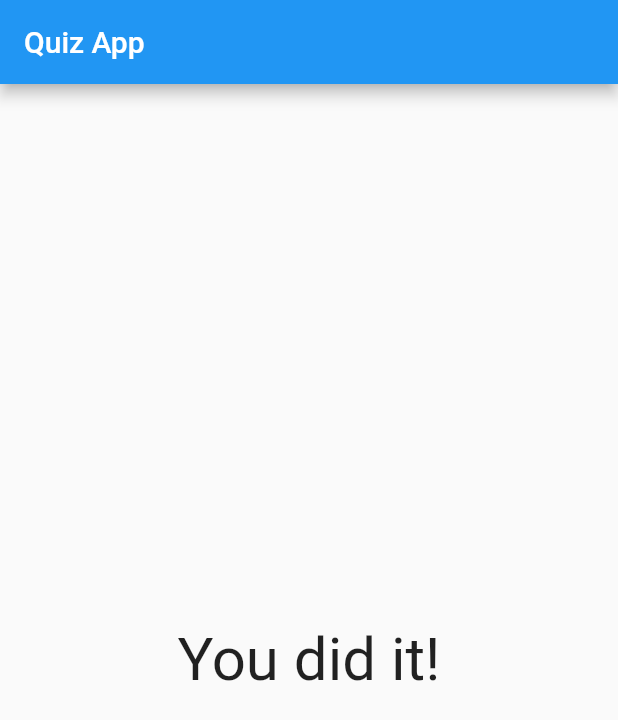
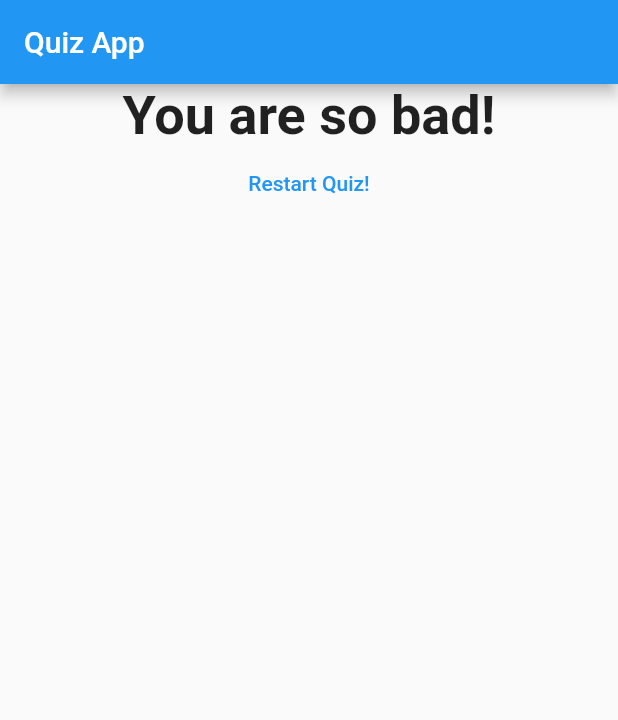
Before and after one commit to lastradev/flutter-quiz-app, a Flutter app: the screen it shows after launch, after a tap on "Black", after a tap on "Dog", after a tap on "Java", on a phone screen of 412 x 824 dp. Shown: the top 720 px of the screen. Run offline on Flutter 3.47's test engine with Material 2 defaults, Android fonts, the phone set to English and light mode, and no system bars.

Commit message:
Add result add result and reset quiz

```diff
--- a/lib/main.dart
+++ b/lib/main.dart
@@ -8,7 +8,6 @@ void main() => runApp(MyApp());
 class MyApp extends StatefulWidget {
   @override
   State<StatefulWidget> createState() {
-    // TODO: implement createState
     return _MyAppState();
   }
 }
@@ -47,6 +46,13 @@ class _MyAppState extends State<MyApp> {
     },
   ];
 
+  void _resetQuiz() {
+    setState(() {
+      _questionIndex = 0;
+      _totalScore = 0;
+    });
+  }
+
   void _answerQuestion(int score) {
     _totalScore += score;
     setState(() {
@@ -68,7 +74,7 @@ class _MyAppState extends State<MyApp> {
                 questionIndex: _questionIndex,
                 questions: _questions,
               )
-            : Result(),
+            : Result(_totalScore, _resetQuiz),
       ),
     );
   }
--- a/lib/result.dart
+++ b/lib/result.dart
@@ -1,12 +1,43 @@
 import 'package:flutter/material.dart';
 
 class Result extends StatelessWidget {
+  final int resultScore;
+  final Function resetHandler;
+
+  Result(this.resultScore, this.resetHandler);
+
+  String get resultPhrase {
+    String resultText;
+    if (resultScore <= 8) {
+      resultText = 'You are awesome and innocent!';
+    } else if (resultScore <= 12) {
+      resultText = 'Pretty likeable!';
+    } else if (resultScore <= 16) {
+      resultText = 'You are... strange?!';
+    } else {
+      resultText = 'You are so bad!';
+    }
+    return resultText;
+  }
+
   @override
   Widget build(BuildContext context) {
     return Center(
-      child: Text(
-        'You did it!',
-        style: TextStyle(fontSize: 40),
+      child: Column(
+        children: [
+          Text(
+            resultPhrase,
+            style: TextStyle(fontSize: 36, fontWeight: FontWeight.bold),
+            textAlign: TextAlign.center,
+          ),
+          FlatButton(
+            child: Text(
+              'Restart Quiz!',
+            ),
+            textColor: Colors.blue,
+            onPressed: resetHandler,
+          ),
+        ],
       ),
     );
   }
```
